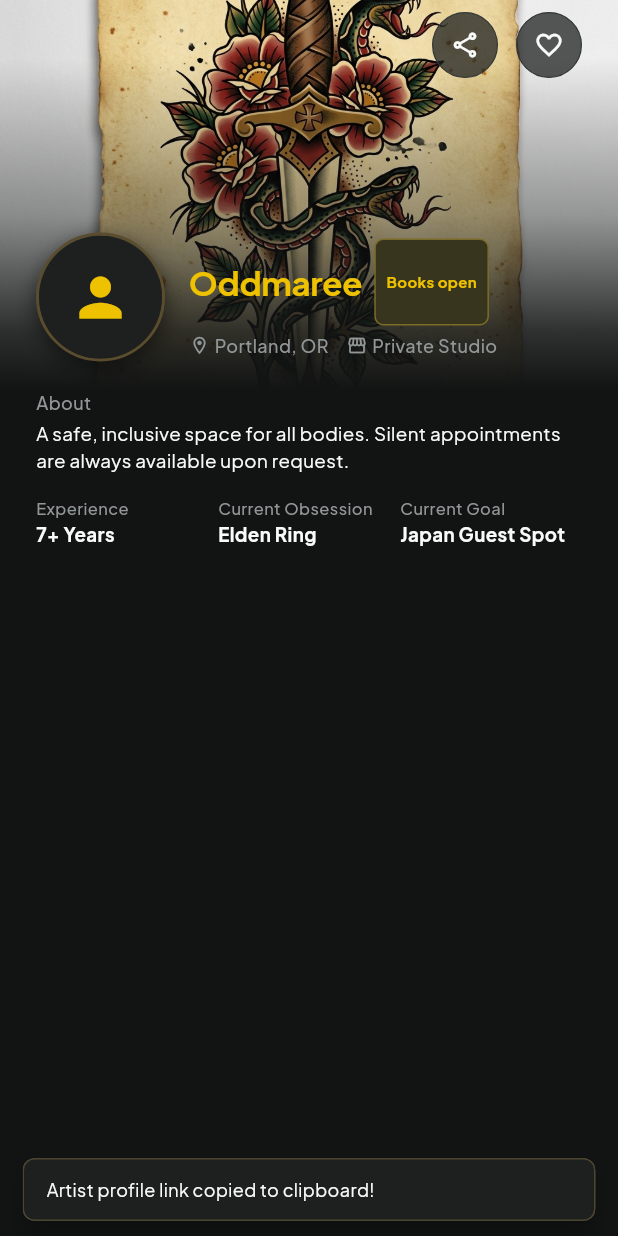
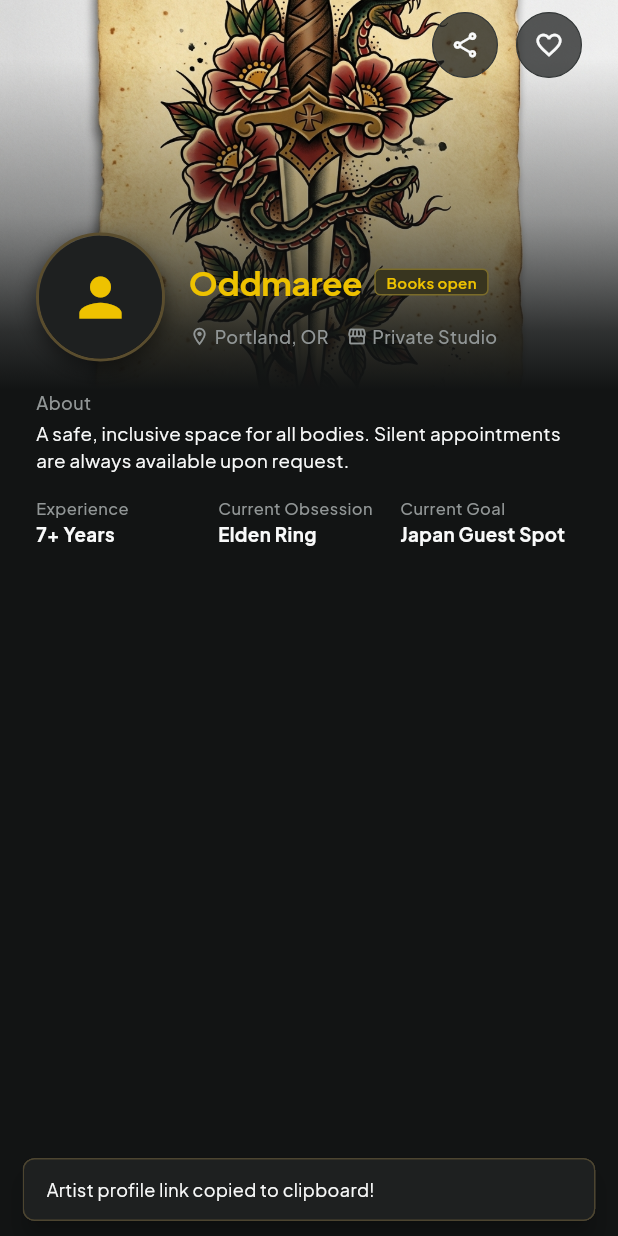
Before and after one commit to seejayesmith/Flash-Ink, a Flutter app: the ArtistHeaderSection widget shown alone on an empty page, opened directly with sample values from the repository, after a tap on the "share" icon, on a phone screen of 412 x 824 dp. Run offline on Flutter 3.47's test engine with Material 3 defaults, Android fonts, the phone set to English and light mode, and no system bars; drawn by our look-alikes of cached_network_image; our stand-ins replace cloud_firestore, firebase_auth, firebase_core, firebase_storage, flutter_dotenv, google_fonts and 3 more; accounts and stored records are empty; network calls fail.

Commit message:
fix(ios): restore SwiftPM build setup and refine artist profile UI
- Re-enable Swift Package Manager in pubspec.yaml and link FlutterGeneratedPluginSwiftPackage in Xcode
- Enforce static linkage in Podfile and stamp LastUpgradeCheck to 2700 to silence Xcode prompts
- Fix Dart syntax issues in artist_profile.dart and artist_profile_screen.dart
- Adjust 'Books open' badge with normalized height and compact inline pill styling
- Enlarge flash artwork card image as dominant visual focal point with evenly distributed details
- Remove 'VERIFIED STUDIO' badge and standardize 32x32px icon and text alignment in studio policies

```diff
--- a/lib/features/artist/presentation/screens/artist_profile_screen.dart
+++ b/lib/features/artist/presentation/screens/artist_profile_screen.dart
@@ -290,7 +290,8 @@ class _ArtistProfileScreenState extends State<ArtistProfileScreen> {
                         ),
                 ),
               ),
-            ],
+            ),
+          ],
 
           const SliverToBoxAdapter(
             child: SizedBox(height: AppSpacing.spaceXl - 4),
--- a/lib/features/artist/presentation/widgets/artist_header_section.dart
+++ b/lib/features/artist/presentation/widgets/artist_header_section.dart
@@ -168,8 +168,8 @@ class ArtistHeaderSection extends StatelessWidget {
                               if (artist.isBooksOpen)
                                 Container(
                                   padding: const EdgeInsets.symmetric(
-                                    horizontal: AppSpacing.spaceXs - 1,
-                                    vertical: AppSpacing.spaceXxs - 1,
+                                    horizontal: 7,
+                                    vertical: 2.5,
                                   ),
                                   decoration: BoxDecoration(
                                     color: AppTheme.goldBadgeBackground,
@@ -177,13 +177,17 @@ class ArtistHeaderSection extends StatelessWidget {
                                       color: AppTheme.goldBadgeBorder,
                                       width: 1,
                                     ),
-                                    borderRadius: BorderRadius.circular(AppRadius.radiusXs + 2),
+                                    borderRadius: BorderRadius.circular(AppRadius.radiusXs),
                                   ),
                                   child: Text(
                                     'Books open',
+                                    maxLines: 1,
+                                    softWrap: false,
                                     style: AppTypography.labelBold.copyWith(
                                       color: AppTheme.gold,
                                       fontSize: 10,
+                                      height: 1.1,
+                                      fontWeight: FontWeight.w600,
                                     ),
                                   ),
                                 ),
--- a/lib/widgets/flash_card.dart
+++ b/lib/widgets/flash_card.dart
@@ -331,7 +331,6 @@ class FlashCard extends StatelessWidget {
         icon = Icons.all_inclusive;
         break;
       case FlashStatus.available:
-      default:
         bg = const Color(0xFF1A2218).withAlpha(230);
         border = const Color(0xFF436938);
         text = const Color(0xFF4ADE80);
--- a/pubspec.yaml
+++ b/pubspec.yaml
@@ -63,8 +63,6 @@ dev_dependencies:
 
 # The following section is specific to Flutter packages.
 flutter:
-  config:
-    enable-swift-package-manager: false
 
   # The following line ensures that the Material Icons font is
   # included with your application, so that you can use the icons in
```
Also changed, not shown: lib/features/artist/domain/models/artist_profile.dart (+4 -4 lines), lib/features/artist/presentation/widgets/flash_piece_card.dart (+22 -7 lines), lib/features/artist/presentation/widgets/studio_policies_card.dart (+18 -30 lines), 8 other files.
